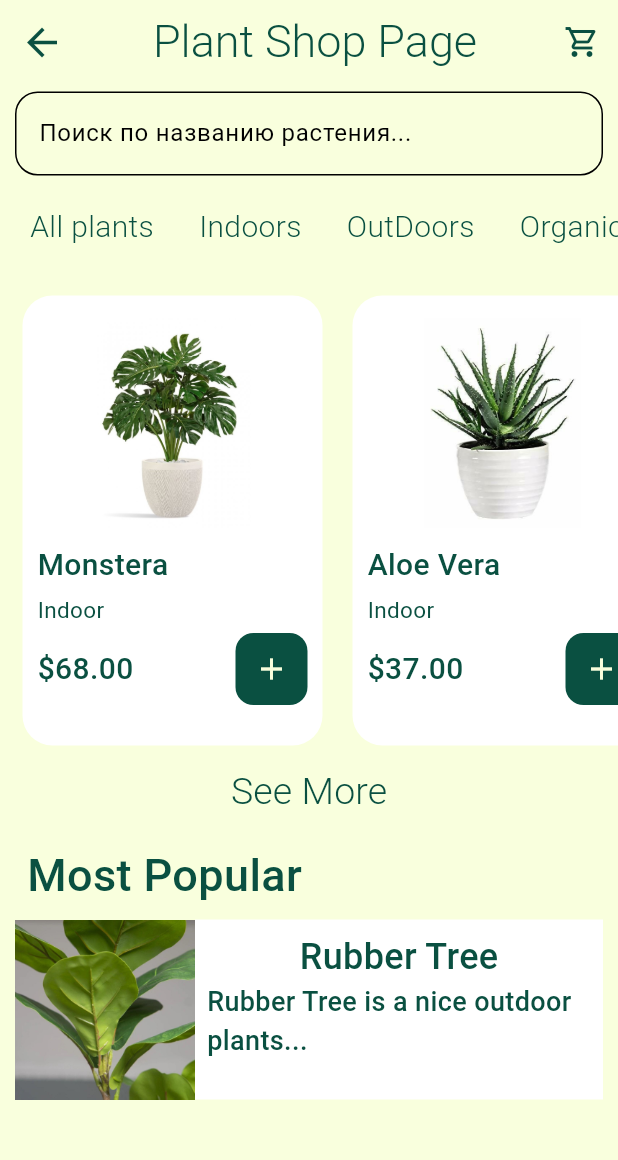
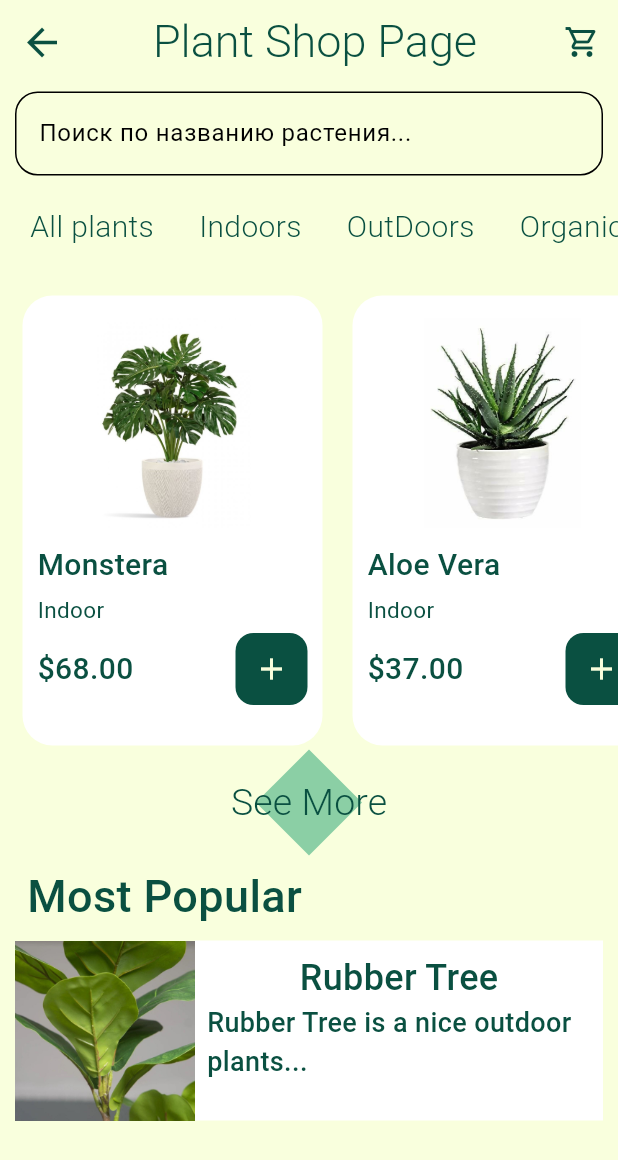
Before and after one commit to MariyaRazboynikova/4.-Plant-Shop, a Flutter app: the ShopScreen screen opened by its route, on a phone screen of 412 x 824 dp. Shown: the top 1160 px of the screen. Run offline on Flutter 3.47's test engine with Material 3 defaults, Android fonts, the phone set to English and light mode, and no system bars; our stand-ins replace google_fonts; network calls fail.

```diff
--- a/lib/garden_shop/data/models/shop_model.dart
+++ b/lib/garden_shop/data/models/shop_model.dart
@@ -1,7 +1,7 @@
 import 'package:flutter/material.dart';
 import 'package:lesoon1/garden_shop/data/models/product_model.dart';
 
-class ShopModel extends ChangeNotifier {
+class PlantRepository extends ChangeNotifier {
   final List<ProductModel> _cart = [];
   final List<ProductModel> _plantsShop = [
     ProductModel(
@@ -28,6 +28,78 @@ class ShopModel extends ChangeNotifier {
       description: 'Outdoor',
       imagePath: 'lib/assets/drakaena.jpg',
     ),
+    ProductModel(
+      name: "Fiddle Leaf Fig",
+      description: "A beautiful indoor plant with large leaves.",
+      imagePath: "https://example.com/fiddle_leaf_fig.jpg",
+      price: 30,
+    ),
+    ProductModel(
+      name: "Snake Plant",
+      description: "A hardy plant that requires minimal care.",
+      imagePath: "https://example.com/snake_plant.jpg",
+      price: 20,
+    ),
+    ProductModel(
+      name: "Monstera Deliciosa",
+      description: "A trendy plant with unique split leaves.",
+      imagePath: "https://example.com/monstera_deliciosa.jpg",
+      price: 35,
+    ),
+    ProductModel(
+      name: "Peace Lily",
+      description: "A lovely plant with elegant white flowers.",
+      imagePath: "https://example.com/peace_lily.jpg",
+      price: 25,
+    ),
+    ProductModel(
+      name: "Aloe Vera",
+      description: "A medicinal plant known for its soothing gel.",
+      imagePath: "https://example.com/aloe_vera.jpg",
+      price: 15,
+    ),
+    ProductModel(
+      name: "Rubber Plant",
+      description: "A sturdy plant with thick, glossy leaves.",
+      imagePath: "https://example.com/rubber_plant.jpg",
+      price: 28,
+    ),
+    ProductModel(
+      name: "Pothos",
+      description: "An easy-to-care-for vine plant with heart-shaped leaves.",
+      imagePath: "https://example.com/pothos.jpg",
+      price: 13,
+    ),
+    ProductModel(
+      name: "Bird of Paradise",
+      description: "A striking plant with large, banana-like leaves.",
+      imagePath: "https://example.com/bird_of_paradise.jpg",
+      price: 50,
+    ),
+    ProductModel(
+      name: "ZZ Plant",
+      description: "A low-maintenance plant with shiny, dark green leaves.",
+      imagePath: "https://example.com/zz_plant.jpg",
+      price: 23,
+    ),
+    ProductModel(
+      name: "Boston Fern",
+      description: "A lush, green fern that thrives in humid environments.",
+      imagePath: "https://example.com/boston_fern.jpg",
+      price: 19,
+    ),
+    ProductModel(
+      name: "Cactus",
+      description: "A drought-tolerant plant perfect for beginners.",
+      imagePath: "https://example.com/cactus.jpg",
+      price: 10,
+    ),
+    ProductModel(
+      name: "Jade Plant",
+      description: "A succulent that symbolizes good luck and prosperity.",
+      imagePath: "https://example.com/jade_plant.jpg",
+      price: 17,
+    ),
   ];
 
   List<ProductModel> get plantsShop => _plantsShop;
--- a/lib/garden_shop/presentation/components/product_tile.dart
+++ b/lib/garden_shop/presentation/components/product_tile.dart
@@ -22,7 +22,7 @@ class ProductTile extends StatelessWidget {
           ),
           MaterialButton(
             onPressed: () {
-              context.read<ShopModel>().addItemToCart(productModel);
+              context.read<PlantRepository>().addItemToCart(productModel);
               Navigator.pop(context);
             },
             child: const Text('Добавить'),
--- a/lib/garden_shop/presentation/screens/shop_screen.dart
+++ b/lib/garden_shop/presentation/screens/shop_screen.dart
@@ -1,6 +1,5 @@
 import 'package:flutter/material.dart';
 import 'package:google_fonts/google_fonts.dart';
-
 import 'package:lesoon1/garden_shop/data/models/product_model.dart';
 import 'package:lesoon1/garden_shop/data/models/shop_model.dart';
 import 'package:lesoon1/garden_shop/presentation/components/category_tile.dart';
@@ -20,7 +19,7 @@ class _ShopScreenState extends State<ShopScreen> {
 
   @override
   Widget build(BuildContext context) {
-    final products = context.watch<ShopModel>().plantsShop;
+    final products = context.watch<PlantRepository>().plantsShop;
 
     return Scaffold(
       backgroundColor: Theme.of(context).colorScheme.surface,
@@ -119,7 +118,7 @@ class _ShopScreenState extends State<ShopScreen> {
     return SizedBox(
       height: 310,
       child: ListView.builder(
-        itemCount: products.length,
+        itemCount: 4,
         scrollDirection: Axis.horizontal,
         padding: const EdgeInsets.all(5),
         itemBuilder: (context, index) {
@@ -133,18 +132,34 @@ class _ShopScreenState extends State<ShopScreen> {
   Widget _buildSeeMoreButton() {
     return Row(
       mainAxisAlignment: MainAxisAlignment.center,
+      crossAxisAlignment: CrossAxisAlignment.center,
       children: [
         TextButton(
           onPressed: () {
             Navigator.pushNamed(context, '/all_product');
           },
-          child: Text(
+          child: Stack(
+            alignment: Alignment.center,
+            children: [
+              RotationTransition(
+                turns: AlwaysStoppedAnimation(45 / 360),
+                child: Container(
+                  height: 50,
+                  width: 50,
+                  decoration: BoxDecoration(
+                    color: Theme.of(context).colorScheme.primary,
+                  ),
+                ),
+              ),
+              Text(
                 'See More',
                 style: GoogleFonts.taiHeritagePro(
                   color: Theme.of(context).colorScheme.secondary,
                   fontSize: 25,
                   fontWeight: FontWeight.w300,
                 ),
+              ),
+            ],
           ),
         ),
       ],
--- a/lib/main.dart
+++ b/lib/main.dart
@@ -12,7 +12,7 @@ void main() {
   runApp(
     MultiProvider(providers: [
       ChangeNotifierProvider<ThemesProvider>(create: (_) => ThemesProvider()),
-      ChangeNotifierProvider<ShopModel>(create: (_) => ShopModel()),
+      ChangeNotifierProvider<PlantRepository>(create: (_) => PlantRepository()),
     ], child: MainApp()),
   );
 }
@@ -30,7 +30,7 @@ class MainApp extends StatelessWidget {
         '/intro_screen': (context) => IntroScreen(),
         '/shop_screen': (context) => const ShopScreen(),
         '/all_product': (context) => AllProduct(),
-        '/selected_plant_screen': (context) => const SelectedPlantScreen(),
+        '/selected_plant_screen': (context) => SelectedPlantScreen(),
         '/cart_screen': (context) => const CartScreen(),
       },
     );
```
Also changed, not shown: lib/garden_shop/presentation/screens/all_product.dart (+34 -87 lines), lib/garden_shop/presentation/screens/selected_plant_screen.dart (+91 -2 lines). Lines whose indentation alone changed are shown as unchanged.
